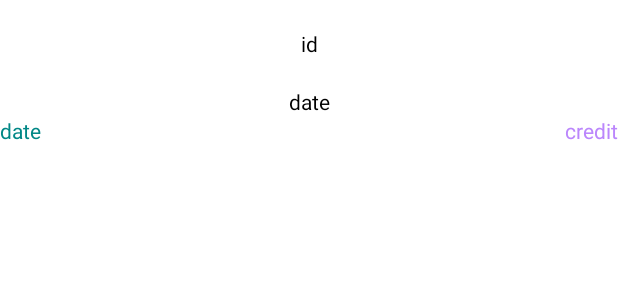
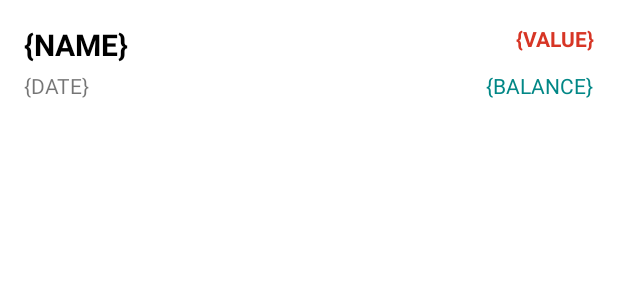
Before and after one commit to ham8821/android_tech_playground_project, an Android app: the layout list_item_transaction.xml on its own in the app's theme, with its tools: preview values and no code run, on a phone screen of 412 x 824 dp. Shown: the top 300 px of the screen. Run offline under Robolectric (Android 15) with nearby library versions, the phone set to English and light mode, and no system bars.

Commit message:
improved ui
viewholder layout class restructured. Progress bar, error textview added.

```diff
--- a/app/src/main/java/nz/co/test/transactions/TransactionListAdapter.kt
+++ b/app/src/main/java/nz/co/test/transactions/TransactionListAdapter.kt
@@ -31,7 +31,7 @@ class BindableViewHolder(private val binding: ListItemTransactionBinding) :
     RecyclerView.ViewHolder(binding.root) {
 
     fun bind(itemViewModel: Transaction) {
-        binding.transactionId.text = itemViewModel.summary
+        binding.transactionSummary.text = itemViewModel.summary
         binding.transactionDate.text = itemViewModel.transactionDate
         binding.transactionDebit.text = itemViewModel.debit
         binding.transactionCredit.text = itemViewModel.credit
--- a/app/src/main/java/nz/co/test/transactions/ui/fragments/TransactionListFragment.kt
+++ b/app/src/main/java/nz/co/test/transactions/ui/fragments/TransactionListFragment.kt
@@ -56,22 +56,24 @@ class TransactionListFragment : DaggerFragment(R.layout.fragment_transacton_list
     }
 
     private fun initialiseObserver() {
-        viewModel.retrieveTransactions().observe(viewLifecycleOwner, Observer {
+        viewModel.retrieveTransactions().observe(viewLifecycleOwner, {
             it?.let { resource ->
                 when (resource.status) {
                     Status.SUCCESS -> {
                         binding.transactionList.visibility = View.VISIBLE
-//                        progressBar.visibility = View.GONE
+                        binding.progressCircular.visibility = View.GONE
                         resource.data?.let { users -> retrieveList(users) }
+                        binding.noTransactionFoundText.visibility = View.GONE
                     }
                     Status.ERROR -> {
                         binding.transactionList.visibility = View.VISIBLE
-//                        progressBar.visibility = View.GONE
-                        Toast.makeText(context, it.message, Toast.LENGTH_LONG).show()
+                        binding.progressCircular.visibility = View.GONE
+                        binding.noTransactionFoundText.text = it.message
                     }
                     Status.LOADING -> {
-//                        progressBar.visibility = View.VISIBLE
+                        binding.progressCircular.visibility = View.VISIBLE
                         binding.transactionList.visibility = View.GONE
+                        binding.noTransactionFoundText.visibility = View.GONE
                     }
                 }
             }
--- a/app/src/main/res/layout/fragment_transacton_list.xml
+++ b/app/src/main/res/layout/fragment_transacton_list.xml
@@ -2,6 +2,7 @@
 <LinearLayout xmlns:android="http://schemas.android.com/apk/res/android"
     android:layout_width="match_parent"
     android:layout_height="match_parent"
+    xmlns:app="http://schemas.android.com/apk/res-auto"
     android:orientation="vertical">
 
     <TextView
@@ -16,4 +17,21 @@
         android:layout_width="match_parent"
         android:layout_height="wrap_content"/>
 
+    <com.google.android.material.progressindicator.CircularProgressIndicator
+        android:id="@+id/progress_circular"
+        android:layout_width="wrap_content"
+        android:layout_height="wrap_content"
+        android:layout_gravity="center"
+        app:trackColor="@color/purple_700"
+        android:visibility="visible"/>
+
+    <TextView
+        android:id="@+id/no_transaction_found_text"
+        android:layout_width="wrap_content"
+        android:layout_height="wrap_content"
+        android:textSize="22sp"
+        android:visibility="gone"
+        android:layout_gravity="center_horizontal"
+        android:text="No Transactons Found"/>
+
 </LinearLayout>
--- a/app/src/main/res/layout/list_item_transaction.xml
+++ b/app/src/main/res/layout/list_item_transaction.xml
@@ -1,53 +1,59 @@
 <?xml version="1.0" encoding="utf-8"?>
-<androidx.constraintlayout.widget.ConstraintLayout xmlns:android="http://schemas.android.com/apk/res/android"
-    xmlns:app="http://schemas.android.com/apk/res-auto"
+<FrameLayout xmlns:android="http://schemas.android.com/apk/res/android"
     xmlns:tools="http://schemas.android.com/tools"
     android:id="@+id/transaction_item_view"
     android:layout_width="match_parent"
-    android:layout_height="wrap_content">
+    android:layout_height="wrap_content"
+    android:foreground="?selectableItemBackground">
+
+    <RelativeLayout
+        android:layout_width="match_parent"
+        android:layout_height="wrap_content"
+        android:paddingLeft="16dp"
+        android:paddingTop="16dp"
+        android:paddingRight="16dp"
+        android:paddingBottom="16dp">
 
         <TextView
-        android:id="@+id/transaction_id"
-        android:layout_width="match_parent"
+            android:id="@+id/transaction_summary"
+            android:layout_width="wrap_content"
             android:layout_height="wrap_content"
-        android:gravity="center_horizontal"
+            android:layout_alignParentStart="true"
+            android:layout_marginEnd="16dp"
+            android:textStyle="bold"
+            android:textSize="20sp"
             android:textColor="@color/black"
-        app:layout_constraintBottom_toTopOf="@+id/transaction_date"
-        app:layout_constraintTop_toBottomOf="parent"
-        app:layout_constraintTop_toTopOf="parent"
-        tools:layout_editor_absoluteX="28dp"
-        tools:text="id" />
-
-    <TextView
-        android:id="@+id/transaction_date"
-        android:layout_width="match_parent"
-        android:layout_height="wrap_content"
-        android:gravity="center_horizontal"
-        android:textColor="@color/black"
-        app:layout_constraintTop_toBottomOf="@+id/transaction_id"
-        app:layout_constraintBottom_toBottomOf="parent"
-        tools:text="date" />
+            android:layout_toStartOf="@+id/transaction_debit"
+            tools:text="{NAME}" />
 
         <TextView
             android:id="@+id/transaction_debit"
             android:layout_width="wrap_content"
             android:layout_height="wrap_content"
-        android:gravity="center_horizontal"
-        android:textColor="@color/teal_700"
-        app:layout_constraintTop_toBottomOf="@+id/transaction_date"
-        app:layout_constraintRight_toLeftOf="@+id/transaction_credit"
-        app:layout_constraintStart_toStartOf="parent"
-        tools:text="date" />
+            android:layout_alignParentEnd="true"
+            android:textColor="@color/red"
+            android:textStyle="bold"
+            tools:text="{VALUE}" />
+
+        <TextView
+            android:id="@+id/transaction_date"
+            android:layout_width="wrap_content"
+            android:layout_height="wrap_content"
+            android:layout_below="@+id/transaction_summary"
+            android:layout_marginTop="4dp"
+            android:paddingBottom="4dp"
+            tools:text="{DATE}" />
 
         <TextView
             android:id="@+id/transaction_credit"
             android:layout_width="wrap_content"
             android:layout_height="wrap_content"
-        android:gravity="center_horizontal"
-        android:textColor="@color/purple_200"
-        app:layout_constraintRight_toRightOf="parent"
-        app:layout_constraintTop_toBottomOf="@+id/transaction_date"
-        app:layout_constraintLeft_toRightOf="@+id/transaction_debit"
-        app:layout_constraintEnd_toEndOf="parent"
-        tools:text="credit" />
-</androidx.constraintlayout.widget.ConstraintLayout>
+            android:textColor="@color/teal_700"
+            android:layout_alignBaseline="@id/transaction_date"
+            android:layout_alignParentEnd="true"
+            android:layout_marginTop="4dp"
+            tools:text="{BALANCE}" />
+
+    </RelativeLayout>
+
+</FrameLayout>
--- a/app/src/main/res/values/colors.xml
+++ b/app/src/main/res/values/colors.xml
@@ -7,4 +7,5 @@
     <color name="teal_700">#FF018786</color>
     <color name="black">#FF000000</color>
     <color name="white">#FFFFFFFF</color>
+    <color name="red">#d73525</color>
 </resources>
```
Also changed, not shown: app/src/main/java/nz/co/test/transactions/di/modules/NetworkModule.kt (+1 -1 lines). Lines whose indentation alone changed are shown as unchanged.
